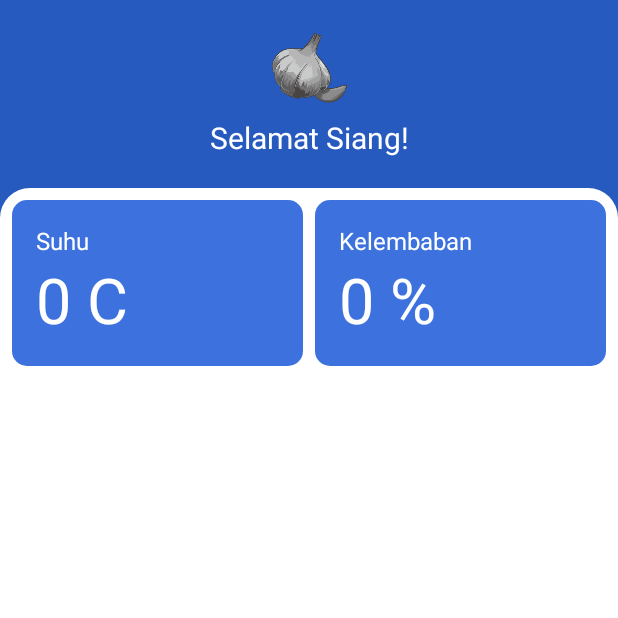
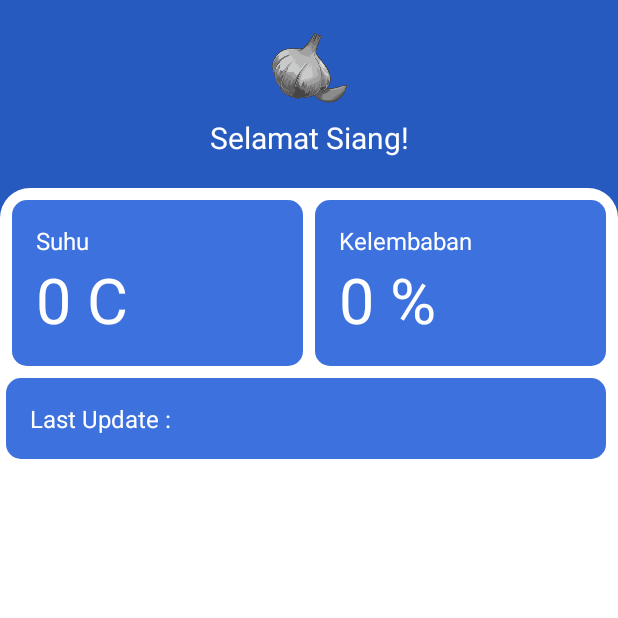
Before and after one commit to syahdanny/monitoring-suhu, an Android app: the MainActivity screen opened directly, with no data from a screen before it, on a phone screen of 412 x 824 dp, the top half of it. Run offline under Robolectric (Android 15) with nearby library versions, the phone set to English and light mode, and no system bars; our stand-ins replace Firebase (no records; nobody signed in at launch, a user with empty details on screens opened directly).

Commit message:
menambahkan lastupdate

```diff
--- a/app/src/main/java/com/mmdiyul/monitoringsuhu/MainActivity.java
+++ b/app/src/main/java/com/mmdiyul/monitoringsuhu/MainActivity.java
@@ -25,11 +25,13 @@ public class MainActivity extends AppCompatActivity {
     private TextView greetings;
     private TextView textSuhu;
     private TextView textKelembaban;
+    private TextView textUpdate;
 
     private DatabaseReference databaseReference;
 
     private String suhu;
     private String kelembaban;
+    private String update;
 
     private SwipeRefreshLayout swipeRefreshLayout;
     private ScrollView scrollView;
@@ -43,8 +45,10 @@ public class MainActivity extends AppCompatActivity {
         greetings = findViewById(R.id.greetings);
         textSuhu = findViewById(R.id.textSuhu);
         textKelembaban = findViewById(R.id.textKelembaban);
+        textUpdate = findViewById(R.id.textUpdate);
         swipeRefreshLayout = findViewById(R.id.refresh);
         scrollView = findViewById(R.id.scrollView);
+
 
         // ucapan selamat berdasarkan waktu.
         int currentHour = Calendar.getInstance().get(Calendar.HOUR_OF_DAY);
@@ -69,9 +73,11 @@ public class MainActivity extends AppCompatActivity {
                 try {
                     suhu = dataSnapshot.child(lastChild + "/suhu").getValue().toString();
                     kelembaban = dataSnapshot.child(lastChild + "/kelembaban").getValue().toString();
+                    update = dataSnapshot.child(lastChild + "/updatedAt").getValue().toString();
 
                     textSuhu.setText(suhu + " C");
                     textKelembaban.setText(kelembaban + " %");
+                    textUpdate.setText("Last update : " +update);
                 } catch (NullPointerException nullPointer) {
                     Log.d("Error: ", nullPointer.getMessage());
                 }
--- a/app/src/main/res/layout/activity_main.xml
+++ b/app/src/main/res/layout/activity_main.xml
@@ -121,6 +121,29 @@
 
                 </LinearLayout>
 
+                <LinearLayout
+                    android:id="@+id/forUpdate"
+                    android:layout_width="match_parent"
+                    android:layout_height="wrap_content"
+                    android:layout_marginTop="0dp"
+                    android:layout_marginBottom="8dp"
+                    android:layout_marginRight="8dp"
+                    android:layout_marginLeft="4dp"
+                    android:padding="16dp"
+                    android:background="@drawable/shape_rounded_blue"
+                    android:orientation="vertical"
+                    android:layout_weight="1">
+
+                    <TextView
+                        android:id="@+id/textUpdate"
+                        android:layout_width="wrap_content"
+                        android:layout_height="wrap_content"
+                        android:text="Last Update : "
+                        android:textColor="@color/colorWhite"
+                        android:textSize="16sp"/>
+
+                </LinearLayout>
+
             </LinearLayout>
 
         </ScrollView>
```
